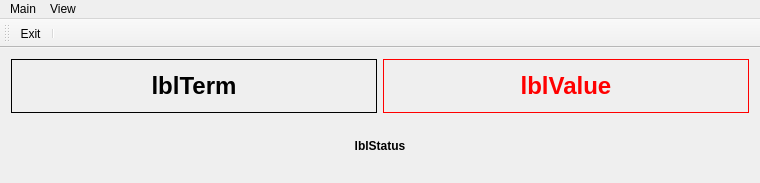
The window that Projects/Trainer/Ui/Main.ui (skynowa/iTeacher) describes before a commit, drawn with Qt 5.
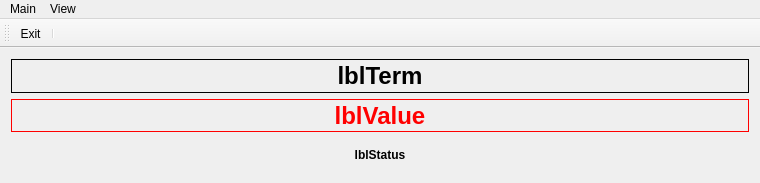
The same window after the commit. Icons and pictures are not drawn.

Commit message: Main.ui [25+/28-] - Term / value - order, review

Patch:
```diff
--- a/Projects/Trainer/Ui/Main.ui
+++ b/Projects/Trainer/Ui/Main.ui
@@ -16,6 +16,21 @@
   </property>
   <widget class="QWidget" name="centralWidget">
    <layout class="QGridLayout" name="gridLayout_2">
+    <item row="3" column="0">
+     <widget class="QLabel" name="lblStatus">
+      <property name="font">
+       <font>
+        <bold>true</bold>
+       </font>
+      </property>
+      <property name="text">
+       <string>lblStatus</string>
+      </property>
+      <property name="alignment">
+       <set>Qt::AlignCenter</set>
+      </property>
+     </widget>
+    </item>
     <item row="0" column="0">
      <layout class="QGridLayout" name="gridLayout">
       <item row="0" column="0">
@@ -23,7 +38,6 @@
         <property name="font">
          <font>
           <pointsize>18</pointsize>
-          <weight>75</weight>
           <bold>true</bold>
          </font>
         </property>
@@ -38,12 +52,13 @@
         </property>
        </widget>
       </item>
-      <item row="0" column="1">
+     </layout>
+    </item>
+    <item row="2" column="0">
        <widget class="QLabel" name="lblValue">
         <property name="font">
          <font>
           <pointsize>18</pointsize>
-          <weight>75</weight>
           <bold>true</bold>
          </font>
         </property>
@@ -62,24 +77,6 @@
        </widget>
       </item>
      </layout>
-    </item>
-    <item row="2" column="0">
-     <widget class="QLabel" name="lblStatus">
-      <property name="font">
-       <font>
-        <weight>75</weight>
-        <bold>true</bold>
-       </font>
-      </property>
-      <property name="text">
-       <string>lblStatus</string>
-      </property>
-      <property name="alignment">
-       <set>Qt::AlignCenter</set>
-      </property>
-     </widget>
-    </item>
-   </layout>
   </widget>
   <widget class="QToolBar" name="toolBar">
    <property name="windowTitle">
```
Left out of the diff: 2 changed lines with no effect on the pictures. Lines whose indentation alone changed are shown as unchanged.
